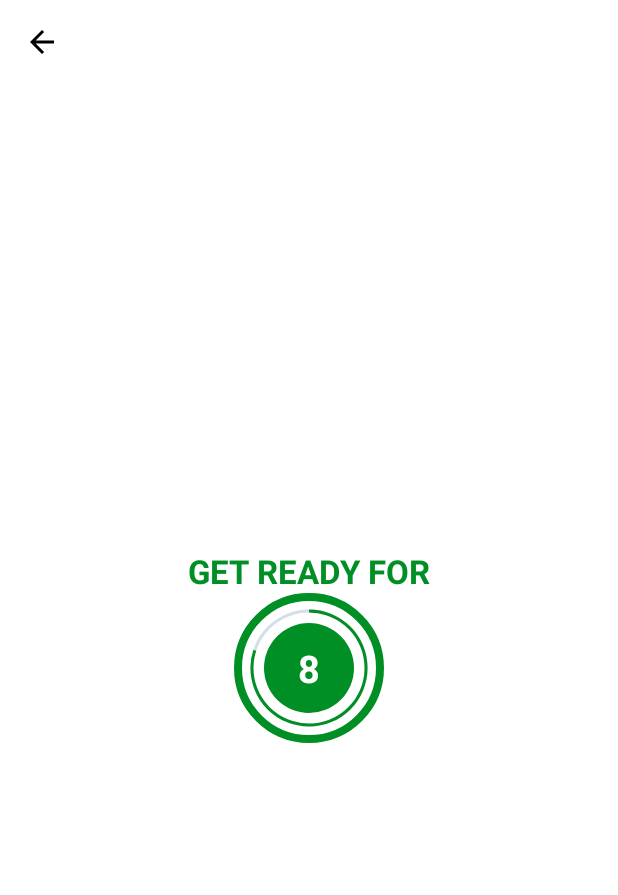
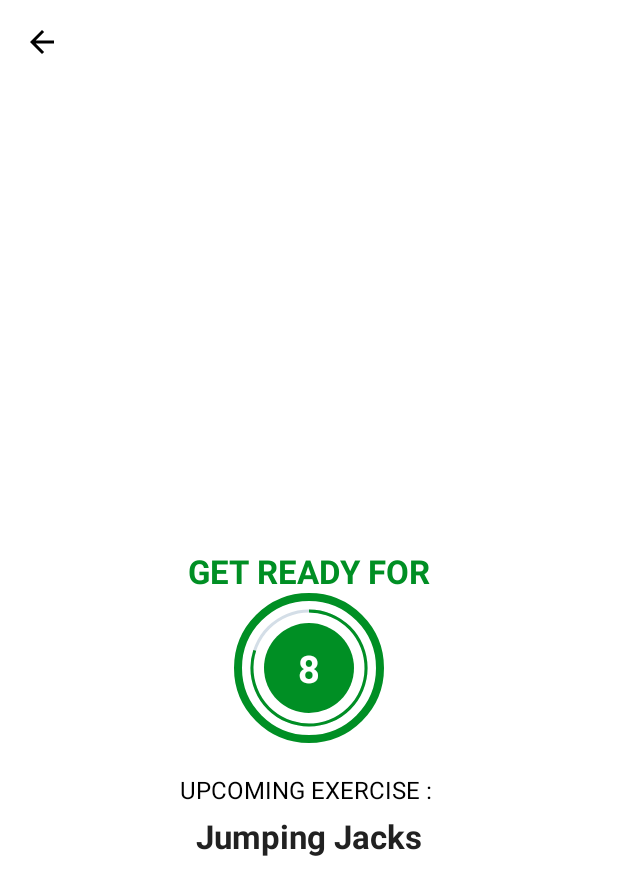
Before and after one commit to tutorialseu/7MinutesWorkoutApp, an Android app: the ExerciseActivity screen opened directly, with no data from a screen before it, on a phone screen of 412 x 824 dp. Shown: the top 895 px of the screen. Run offline under Robolectric (Android 15) with nearby library versions, the phone set to English and light mode, and no system bars.

Commit message:
upcoming exercise view

```diff
--- a/app/src/main/java/eu/tutorials/a7_minutesworkoutapp/Constants.kt
+++ b/app/src/main/java/eu/tutorials/a7_minutesworkoutapp/Constants.kt
@@ -5,7 +5,7 @@
 /**
  * Constant Class where you can add the constant values of the project.
  */
-// TODO(Step 3 - Making a default list of exercises in the Constant file along with the name image using the Model Class which later on will be used to show in the UI.)
+// Making a default list of exercises in the Constant file along with the name image using the Model Class which later on will be used to show in the UI
 // START
 class Constants {
     companion object {
--- a/app/src/main/java/eu/tutorials/a7_minutesworkoutapp/ExerciseActivity.kt
+++ b/app/src/main/java/eu/tutorials/a7_minutesworkoutapp/ExerciseActivity.kt
@@ -24,7 +24,7 @@
     private var exerciseProgress = 0 // Variable for the exercise timer progress. As initial value the exercise progress is set to 0. As we are about to start.
     // END
     private var exerciseTimerDuration:Long = 30
-    // TODO(Step 4 - The Variable for the exercise list and current position of exercise here it is -1 as the list starting element is 0.)
+    // The Variable for the exercise list and current position of exercise here it is -1 as the list starting element is 0
     // START
     private var exerciseList: ArrayList<ExerciseModel>? = null // We will initialize the list later.
     private var currentExercisePosition = -1 // Current Position of Exercise.
@@ -47,7 +47,7 @@
         binding?.toolbarExercise?.setNavigationOnClickListener {
             onBackPressed()
         }
-        // TODO(Step 5 - Initializing and Assigning a default exercise list to our list variable.)
+        //Initializing and Assigning a default exercise list to our list variable
         // START
         exerciseList = Constants.defaultExerciseList()
         // END
@@ -61,9 +61,11 @@
      * Function is used to set the timer for REST.
      */
     private fun setupRestView() {
-
+// TODO (Step 3- changing the upcoming exercise label and name visibility.)
         binding?.flRestView?.visibility = View.VISIBLE
         binding?.tvTitle?.visibility = View.VISIBLE
+        binding?.upcomingLabel?.visibility = View.VISIBLE
+        binding?.tvUpcomingExerciseName?.visibility = View.VISIBLE
         binding?.tvExerciseName?.visibility = View.INVISIBLE
         binding?.flExerciseView?.visibility = View.INVISIBLE
         binding?.ivImage?.visibility = View.INVISIBLE
@@ -76,6 +78,11 @@
             restProgress = 0
         }
 
+        // TODO (Step 2 - Setting the upcoming exercise name in the UI element.)
+        // START
+        // Here we have set the upcoming exercise name to the text view
+        // Here as the current position is -1 by default so to selected from the list it should be 0 so we have increased it by +1.
+        binding?.tvUpcomingExerciseName?.text = exerciseList!![currentExercisePosition + 1].getName()
         // This function is used to set the progress details.
         setRestProgressBar()
     }
@@ -122,10 +129,12 @@
      * Function is used to set the progress of the timer using the progress for Exercise View.
      */
     private fun setupExerciseView() {
-
+// TODO (Step 4- changing the upcoming exercise label and name visibility.)
         // Here according to the view make it visible as this is Exercise View so exercise view is visible and rest view is not.
         binding?.flRestView?.visibility = View.INVISIBLE
         binding?.tvTitle?.visibility = View.INVISIBLE
+        binding?.tvUpcomingExerciseName?.visibility = View.INVISIBLE
+        binding?.upcomingLabel?.visibility = View.INVISIBLE
         binding?.tvExerciseName?.visibility = View.VISIBLE
         binding?.flExerciseView?.visibility = View.VISIBLE
         binding?.ivImage?.visibility = View.VISIBLE
@@ -139,7 +148,7 @@
             exerciseProgress = 0
         }
 
-        // TODO(Step 7 - Setting up the current exercise name and image to view to the UI element.)
+        // Setting up the current exercise name and imageview to the UI element.
         // START
         /**
          * Here current exercise name and image is set to exercise view.
@@ -170,7 +179,7 @@
             }
 
             override fun onFinish() {
-                // TODO(Step 8 - Updating the view after completing the 30 seconds exercise.)
+                // Updating the view after completing the 30 seconds exercise
                 // START
                 if (currentExercisePosition < exerciseList?.size!! - 1) {
                     setupRestView()
--- a/app/src/main/res/layout/activity_exercise.xml
+++ b/app/src/main/res/layout/activity_exercise.xml
@@ -74,8 +74,35 @@
         </LinearLayout>
     </FrameLayout>
 
-    <!--TODO (Step 1 - First add the images to the Drawable folder and adding an imageview to show which is the current exercise along with the Name.)-->
+    <!--TODO (Step 1 - Showing the upcoming exercise name in the Get Ready For View.)-->
     <!--START-->
+    <TextView
+        app:layout_constraintTop_toBottomOf="@id/flRestView"
+        android:id="@+id/upcomingLabel"
+        android:layout_width="wrap_content"
+        android:layout_height="wrap_content"
+        app:layout_constraintStart_toStartOf="parent"
+        app:layout_constraintEnd_toEndOf="parent"
+        android:layout_marginTop="20dp"
+        android:textColor="@color/black"
+        app:layout_constraintBottom_toTopOf="@id/tvUpcomingExerciseName"
+        android:text="UPCOMING EXERCISE : "
+        android:textSize="16sp" />
+
+    <TextView
+        app:layout_constraintTop_toBottomOf="@id/upcomingLabel"
+        android:id="@+id/tvUpcomingExerciseName"
+        android:layout_width="wrap_content"
+        android:layout_height="wrap_content"
+        app:layout_constraintStart_toStartOf="parent"
+        app:layout_constraintEnd_toEndOf="parent"
+        android:layout_marginTop="5dp"
+        android:textColor="#212121"
+        android:textSize="22sp"
+        android:textStyle="bold"
+        tools:text="Exercise Name" />
+    <!--END-->
+    <!-- First add the images to the Drawable folder and adding an imageview to show which is the current exercise along with the Name-->
     <ImageView
         android:id="@+id/ivImage"
         android:layout_width="match_parent"
@@ -87,7 +114,7 @@
         app:layout_constraintBottom_toTopOf="@id/tvExerciseName"
         app:layout_constraintTop_toBottomOf="@id/toolbarExercise" />
 
-    <!-- Todo 2: We also add a textView for ExerciseName and position it below the imageview-->
+    <!--  We also add a textView for ExerciseName and position it below the imageview-->
     <TextView
         android:id="@+id/tvExerciseName"
         android:layout_width="wrap_content"
@@ -101,7 +128,7 @@
         app:layout_constraintStart_toStartOf="parent"
         app:layout_constraintTop_toBottomOf="@id/ivImage"
         tools:visibility="visible" />
-    <!-- Todo 3: We also need to change the position of this frame layout to be below the tvExercise-->
+    <!-- We also need to change the position of this frame layout to be below the tvExercise-->
     <FrameLayout
         android:id="@+id/flExerciseView"
         android:layout_width="100dp"
```
